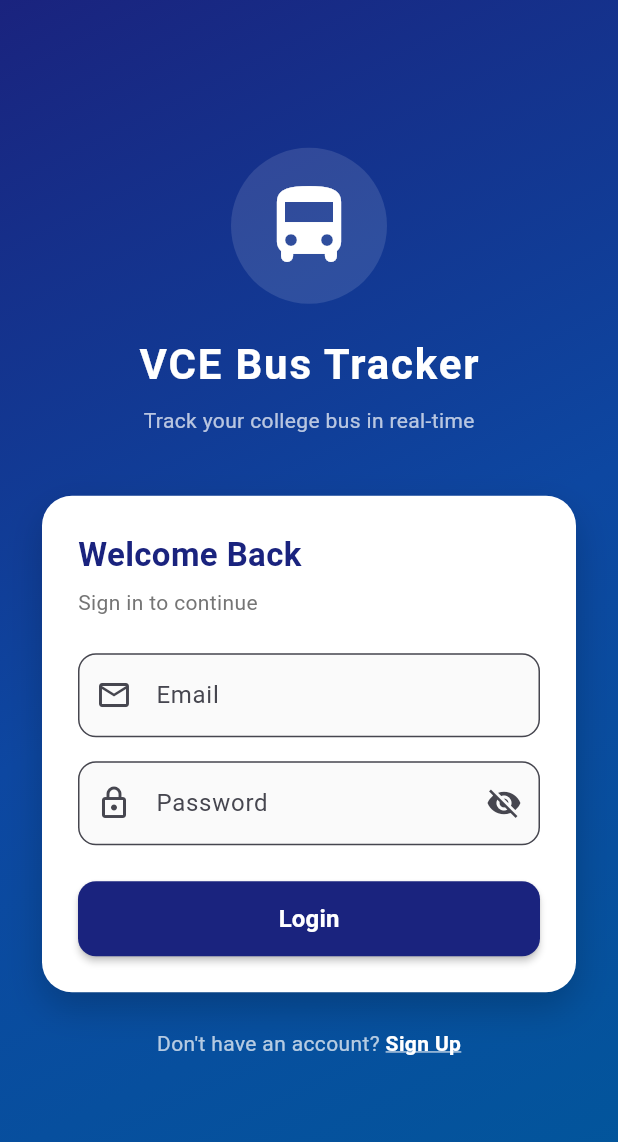
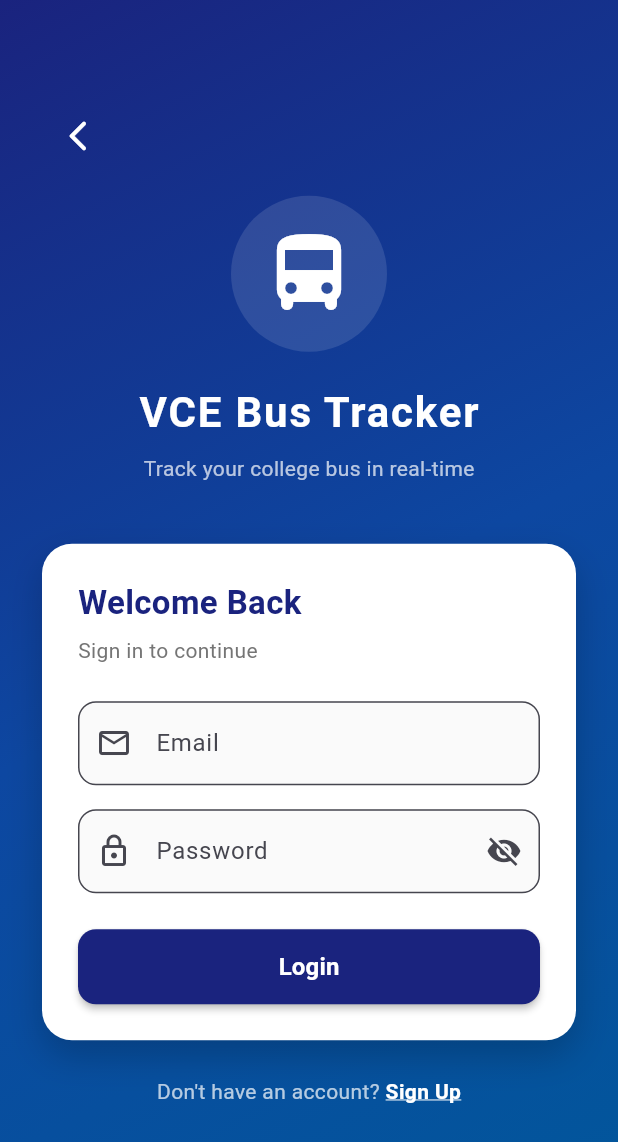
Before and after one commit to Rakesh-Manthri/VCE-BusTracking, a Flutter app: the LoginScreen screen opened directly, on a phone screen of 412 x 824 dp. Shown: the top 1142 px of the screen. Run offline on Flutter 3.47's test engine with Material 3 defaults, Android fonts, the light colour scheme and no system bars; our stand-ins replace cloud_firestore, firebase_auth, firebase_core, flutter_local_notifications, geolocator, shared_preferences and 1 more; accounts and stored records are empty; generated files the repository leaves out were written again.

Commit message:
feat: add back buttons to auth screens and fix firebase init

```diff
--- a/lib/screens/login_screen.dart
+++ b/lib/screens/login_screen.dart
@@ -85,6 +85,16 @@ class _LoginScreenState extends State<LoginScreen> {
               child: Column(
                 mainAxisAlignment: MainAxisAlignment.center,
                 children: [
+                  // Back button row
+                  Align(
+                    alignment: Alignment.centerLeft,
+                    child: IconButton(
+                      icon: const Icon(Icons.arrow_back_ios_new_rounded, color: Colors.white),
+                      onPressed: () => Navigator.pop(context),
+                    ),
+                  ),
+                  const SizedBox(height: 16),
+
                   // Logo / Icon
                   Container(
                     padding: const EdgeInsets.all(20),
```
Also changed, not shown: lib/main.dart (+7 -1 lines), lib/screens/signup_screen.dart (+10 -0 lines).
